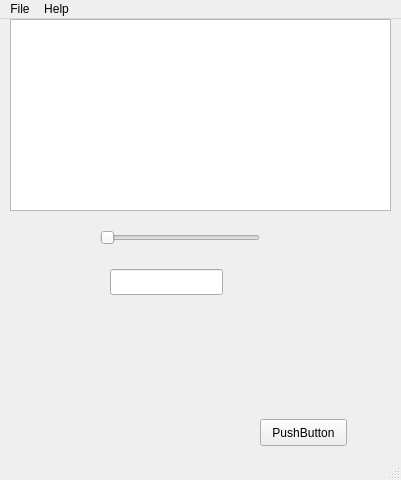
Before: the Qt Designer form control_gui.ui in dapperfu/PyQt5Scratch, drawn with Qt 5.
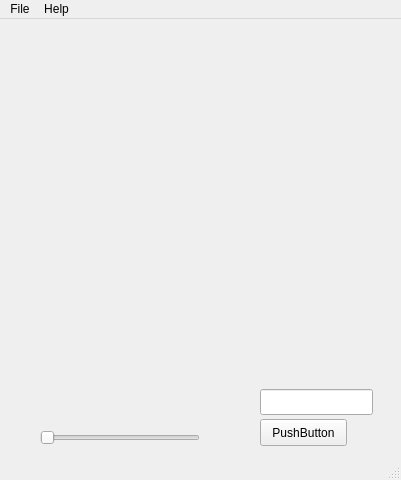
After: the same form once the commit is applied.

Commit message: Git Auto Commit: Sun Dec 11 08:07:52 EST 2016

Patch:
```diff
--- a/control_gui.ui
+++ b/control_gui.ui
@@ -30,8 +30,8 @@
    <widget class="QSlider" name="horizontalSlider">
     <property name="geometry">
      <rect>
-      <x>100</x>
-      <y>210</y>
+      <x>40</x>
+      <y>410</y>
       <width>160</width>
       <height>18</height>
      </rect>
@@ -43,8 +43,8 @@
    <widget class="QLineEdit" name="lineEdit">
     <property name="geometry">
      <rect>
-      <x>110</x>
-      <y>250</y>
+      <x>260</x>
+      <y>370</y>
       <width>113</width>
       <height>26</height>
      </rect>
@@ -68,23 +68,13 @@
      <bool>false</bool>
     </property>
    </widget>
-   <widget class="QListWidget" name="mplfigs">
-    <property name="geometry">
-     <rect>
-      <x>10</x>
-      <y>0</y>
-      <width>381</width>
-      <height>192</height>
-     </rect>
-    </property>
-   </widget>
    <widget class="QWidget" name="verticalLayoutWidget">
     <property name="geometry">
      <rect>
-      <x>20</x>
-      <y>290</y>
-      <width>221</width>
-      <height>141</height>
+      <x>10</x>
+      <y>10</y>
+      <width>371</width>
+      <height>291</height>
      </rect>
     </property>
     <layout class="QVBoxLayout" name="mplvl"/>
```
The commit also changes 2 other files.
